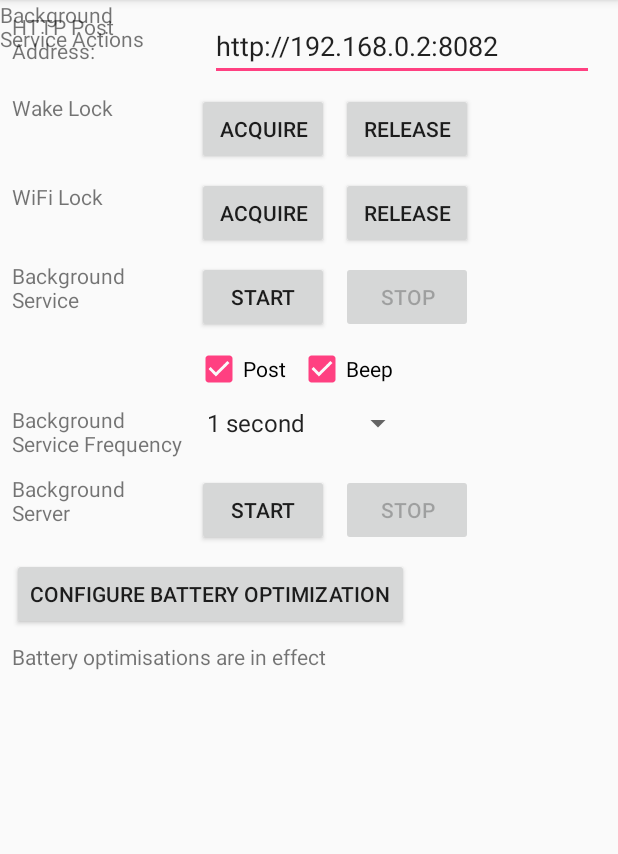
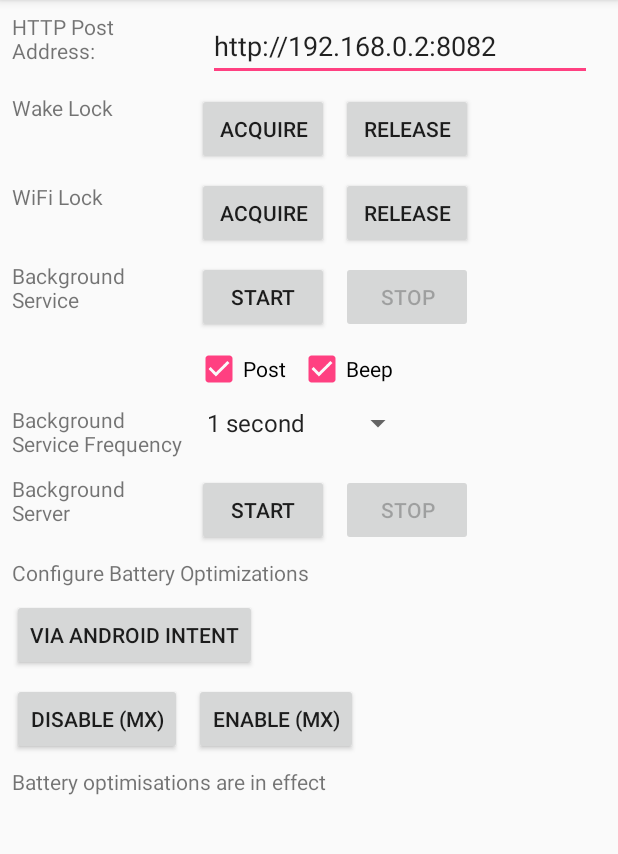
Before and after one commit to darryncampbell/WakeLock_WifiLock_Exerciser, an Android app: the screen it shows after launch (MainActivity), on a phone screen of 412 x 824 dp, the part 84-938 px from its top. Run offline under Robolectric (Android 15) with nearby library versions, the phone set to English and light mode, and no system bars; libraries missing offline, so code that uses them is left out: com.symbol.emdk; 2 statements that could not run were skipped.

Commit message:
Added code to enable and disable battery optimizations via MX but I can't test it until I get a device with M and MX7.x

```diff
--- a/WakeLock_WifiLock_Exerciser/app/src/main/AndroidManifest.xml
+++ b/WakeLock_WifiLock_Exerciser/app/src/main/AndroidManifest.xml
@@ -6,6 +6,7 @@
     <uses-permission android:name="android.permission.INTERNET" />
     <uses-permission android:name="android.permission.ACCESS_NETWORK_STATE" />
     <uses-permission android:name="android.permission.REQUEST_IGNORE_BATTERY_OPTIMIZATIONS" />
+    <uses-permission android:name="com.symbol.emdk.permission.EMDK" />
 
     <application
         android:allowBackup="true"
@@ -26,6 +27,8 @@
             </intent-filter>
         </activity>
 
+        <uses-library android:name="com.symbol.emdk" android:required="false" />
+
         <service
             android:name=".MyIntentService"
             android:exported="false" />
--- /dev/null
+++ b/WakeLock_WifiLock_Exerciser/app/src/main/java/com/darryncampbell/wakelockexample/EMDKProxy.java
@@ -0,0 +1,64 @@
+package com.darryncampbell.wakelockexample;
+
+/**
+ * Created by darry on 18/08/2017.
+ */
+
+import android.content.Context;
+import android.util.Log;
+import android.widget.Toast;
+
+/**
+ * The EMDK Proxy class is responsible for determining whether the EMDK is installed on the
+ * target device and failing gracefully if it is not installed.
+ */
+public class EMDKProxy {
+
+    private EMDKInterface emdk = null;
+    private Context context;
+    public static final String LOG_TAG = "Wake Lock Test";
+
+    public EMDKProxy(Context c)
+    {
+        this.context = c;
+        if (isEMDKAvailable(c))
+        {
+            emdk = new EMDKInterface(c);
+        }
+    }
+
+    public boolean isEMDKAvailable(Context c)
+    {
+        try
+        {
+            EMDKInterface test = new EMDKInterface(c);
+            Log.i(LOG_TAG, "EMDK is available on this device");
+            return true;
+        }
+        catch (NoClassDefFoundError e)
+        {
+            Log.w(LOG_TAG, "EMDK is not available on this device");
+            return false;
+        }
+    }
+
+    public boolean setBatteryOptimizations(Boolean bEnabled)
+    {
+        if (emdk == null)
+        {
+            Log.w(LOG_TAG, "Attempted to set Battery Optimizations but EMDK is not available");
+            Toast.makeText(context, "Functionality only supported on Zebra devices running MX 7+", Toast.LENGTH_LONG).show();
+            return false;
+        }
+        else
+        {
+            return emdk.setBatteryOptimizations(bEnabled);
+        }
+    }
+
+    public void Close()
+    {
+        if (emdk != null)
+            emdk.Destroy();
+    }
+}
--- a/WakeLock_WifiLock_Exerciser/app/src/main/java/com/darryncampbell/wakelockexample/MainActivity.java
+++ b/WakeLock_WifiLock_Exerciser/app/src/main/java/com/darryncampbell/wakelockexample/MainActivity.java
@@ -43,6 +43,8 @@ public class MainActivity extends AppCompatActivity {
     private WifiManager.WifiLock wifiLock = null;
     ResponseReceiver receiver;
     MyHTTPServer httpServer = null;
+    Boolean emdkIsAvailable = false;
+    EMDKProxy emdkProxy = null;
 
     private TextView txtOutput = null;
 
@@ -62,6 +64,8 @@ public class MainActivity extends AppCompatActivity {
         final Button btnStartServer = (Button) findViewById(R.id.btnStartServer);
         final Button btnStopServer = (Button) findViewById(R.id.btnStopServer);
         final Button btnConfigureBatteryOptimisation = (Button) findViewById(R.id.btnConfigureBatteryOptimization);
+        final Button btnBatteryOptimizationViaMXEnable = (Button) findViewById(R.id.btnEnableBatteryOptimizationWithMX);
+        final Button btnBatteryOptimizationViaMXDisable = (Button) findViewById(R.id.btnDisableBatteryOptimizationWithMX);
 
         WifiManager wm = (WifiManager) getApplicationContext().getSystemService(Context.WIFI_SERVICE);
         if (wm != null) {
@@ -73,6 +77,10 @@ public class MainActivity extends AppCompatActivity {
                 WAKE_LOCK_TAG_1);
         wakeLock2 = powerManager.newWakeLock(PowerManager.PARTIAL_WAKE_LOCK,
                 WAKE_LOCK_TAG_2);
+
+        emdkProxy = new EMDKProxy(this);
+        if (emdkProxy.isEMDKAvailable(this))
+            emdkIsAvailable = true;
 
         //  Uncomment this line to acquire a wake lock without user intervention
         //acquireWakeLock(wakeLock2);
@@ -147,8 +155,40 @@ public class MainActivity extends AppCompatActivity {
                 configureBatteryOptimisation(true);
             }
         });
+        btnBatteryOptimizationViaMXDisable.setOnClickListener(new View.OnClickListener() {
+            public void onClick(View v) {
+                if (!emdkIsAvailable)
+                    updateUI("This function is only available on Zebra devices");
+                else {
+                    updateUI("Disabling battery optimizations Via MX");
+                    if(emdkProxy.setBatteryOptimizations(false))
+                    {
+                        updateUI("Battery optimizations disabled via MX successfully");
+                    }
+                    else
+                        updateUI("Failed to set battery optimizations Via MX.  Do you have MX7+ and API 24+?");
+                }
+            }
+        });
+        btnBatteryOptimizationViaMXEnable.setOnClickListener(new View.OnClickListener() {
+            public void onClick(View v) {
+                if (!emdkIsAvailable)
+                    updateUI("This function is only available on Zebra devices");
+                else {
+                    updateUI("Enabling battery optimizations Via MX");
+                    if(emdkProxy.setBatteryOptimizations(true))
+                    {
+                        updateUI("Battery optimizations enabled via MX successfully");
+                    }
+                    else
+                        updateUI("Failed to set battery optimizations Via MX.  Do you have MX7+ and API 24+?");
+                }
+            }
+        });
+
 
         //setAlarm();
+
     }
 
     @Override
@@ -167,6 +207,17 @@ public class MainActivity extends AppCompatActivity {
         super.onPause();
         LocalBroadcastManager localBroadcastManager = LocalBroadcastManager.getInstance(this);
         localBroadcastManager.unregisterReceiver(receiver);
+    }
+
+    @Override
+    protected void onStop()
+    {
+        super.onStop();
+        if (emdkProxy != null)
+        {
+            emdkProxy.Close();
+            emdkProxy = null;
+        }
     }
 
     @Override
@@ -353,7 +404,7 @@ public class MainActivity extends AppCompatActivity {
                 DateFormat df = new SimpleDateFormat("EEE, d MMM yyyy, HH:mm:ss");
                 String theTime = df.format(Calendar.getInstance().getTime());
                 updateUI("Alarm Fired: " + theTime);
-                setAlarm();
+                //setAlarm();
             }
             else {
                 updateUI("Service has stopped");
--- a/WakeLock_WifiLock_Exerciser/app/src/main/res/layout/content_main.xml
+++ b/WakeLock_WifiLock_Exerciser/app/src/main/res/layout/content_main.xml
@@ -1,5 +1,12 @@
 <?xml version="1.0" encoding="utf-8"?>
-<android.support.constraint.ConstraintLayout xmlns:android="http://schemas.android.com/apk/res/android"
+<ScrollView xmlns:android="http://schemas.android.com/apk/res/android"
+    xmlns:app="http://schemas.android.com/apk/res-auto"
+    xmlns:tools="http://schemas.android.com/tools"
+    android:layout_width="match_parent"
+    android:layout_height="match_parent"
+    tools:context=".MainActivity">
+
+    <android.support.constraint.ConstraintLayout xmlns:android="http://schemas.android.com/apk/res/android"
     xmlns:app="http://schemas.android.com/apk/res-auto"
     xmlns:tools="http://schemas.android.com/tools"
     android:layout_width="match_parent"
@@ -44,9 +51,9 @@
         android:text="HTTP Post Address:"
         android:layout_marginLeft="8dp"
         app:layout_constraintLeft_toLeftOf="parent"
-        android:layout_marginTop="8dp"
+        android:layout_marginStart="8dp"
         app:layout_constraintTop_toTopOf="parent"
-        android:layout_marginStart="8dp" />
+        android:layout_marginTop="64dp" />
 
     <EditText
         android:id="@+id/editIpAddress"
@@ -58,11 +65,12 @@
         android:text="http://192.168.0.2:8082"
         app:layout_constraintRight_toRightOf="parent"
         app:layout_constraintTop_toTopOf="parent"
-        android:layout_marginTop="8dp"
+        android:layout_marginTop="64dp"
         app:layout_constraintLeft_toRightOf="@+id/textView2"
         android:layout_marginLeft="8dp"
         android:layout_marginStart="8dp"
-        android:layout_marginEnd="8dp" />
+        android:layout_marginEnd="8dp"
+        app:layout_constraintHorizontal_bias="0.454" />
 
     <Button
         android:id="@+id/btnAcquireWakeLock"
@@ -143,14 +151,25 @@
 
     <TextView
         android:id="@+id/textView3"
+        android:layout_width="wrap_content"
+        android:layout_height="wrap_content"
+        android:layout_marginLeft="8dp"
+        android:layout_marginStart="8dp"
+        android:layout_marginTop="8dp"
+        android:text="Configure Battery Optimizations"
+        app:layout_constraintLeft_toLeftOf="parent"
+        app:layout_constraintTop_toBottomOf="@+id/btnStartServer" />
+
+    <TextView
+        android:id="@+id/textView8"
         android:layout_width="114dp"
         android:layout_height="40dp"
+        android:layout_marginLeft="8dp"
         android:layout_marginStart="8dp"
         android:layout_marginTop="8dp"
         android:text="Background Server"
-        app:layout_constraintTop_toBottomOf="@+id/textView5"
-        android:layout_marginLeft="8dp"
-        app:layout_constraintLeft_toLeftOf="parent" />
+        app:layout_constraintLeft_toLeftOf="parent"
+        app:layout_constraintTop_toBottomOf="@+id/textView5" />
 
     <Button
         android:id="@+id/btnStartService"
@@ -200,11 +219,11 @@
         android:id="@+id/btnConfigureBatteryOptimization"
         android:layout_width="wrap_content"
         android:layout_height="wrap_content"
-        android:text="Configure Battery Optimization"
         android:layout_marginLeft="8dp"
+        android:layout_marginTop="8dp"
+        android:text="Via Android Intent"
         app:layout_constraintLeft_toLeftOf="parent"
-        android:layout_marginTop="8dp"
-        app:layout_constraintTop_toBottomOf="@+id/btnStartServer" />
+        app:layout_constraintTop_toBottomOf="@+id/textView3" />
 
     <CheckBox
         android:id="@+id/checkPost"
@@ -244,10 +263,32 @@
         android:layout_width="wrap_content"
         android:layout_height="wrap_content"
         android:text="Service not yet started"
+        android:layout_marginLeft="8dp"
+        app:layout_constraintLeft_toLeftOf="parent"
+        android:layout_marginTop="8dp"
+        app:layout_constraintTop_toBottomOf="@+id/btnDisableBatteryOptimizationWithMX" />
+
+    <Button
+        android:id="@+id/btnDisableBatteryOptimizationWithMX"
+        android:layout_width="wrap_content"
+        android:layout_height="wrap_content"
+        android:text="Disable (MX)"
         android:layout_marginTop="8dp"
         app:layout_constraintTop_toBottomOf="@+id/btnConfigureBatteryOptimization"
         android:layout_marginLeft="8dp"
         app:layout_constraintLeft_toLeftOf="parent" />
 
+    <Button
+        android:id="@+id/btnEnableBatteryOptimizationWithMX"
+        android:layout_width="wrap_content"
+        android:layout_height="wrap_content"
+        android:text="Enable (MX)"
+        android:layout_marginTop="8dp"
+        app:layout_constraintTop_toBottomOf="@+id/btnConfigureBatteryOptimization"
+        app:layout_constraintLeft_toRightOf="@+id/btnDisableBatteryOptimizationWithMX"
+        android:layout_marginLeft="8dp" />
+
 
 </android.support.constraint.ConstraintLayout>
+
+</ScrollView>
```
Also changed, not shown: WakeLock_WifiLock_Exerciser/app/build.gradle (+7 -0 lines), WakeLock_WifiLock_Exerciser/app/src/main/assets/EMDKConfig.xml (added, +15 -0 lines), WakeLock_WifiLock_Exerciser/app/src/main/java/com/darryncampbell/wakelockexample/EMDKInterface.java (added, +118 -0 lines), WakeLock_WifiLock_Exerciser/app/src/main/java/com/darryncampbell/wakelockexample/MyAlarmHandler.java (+24 -0 lines), 1 other file.
